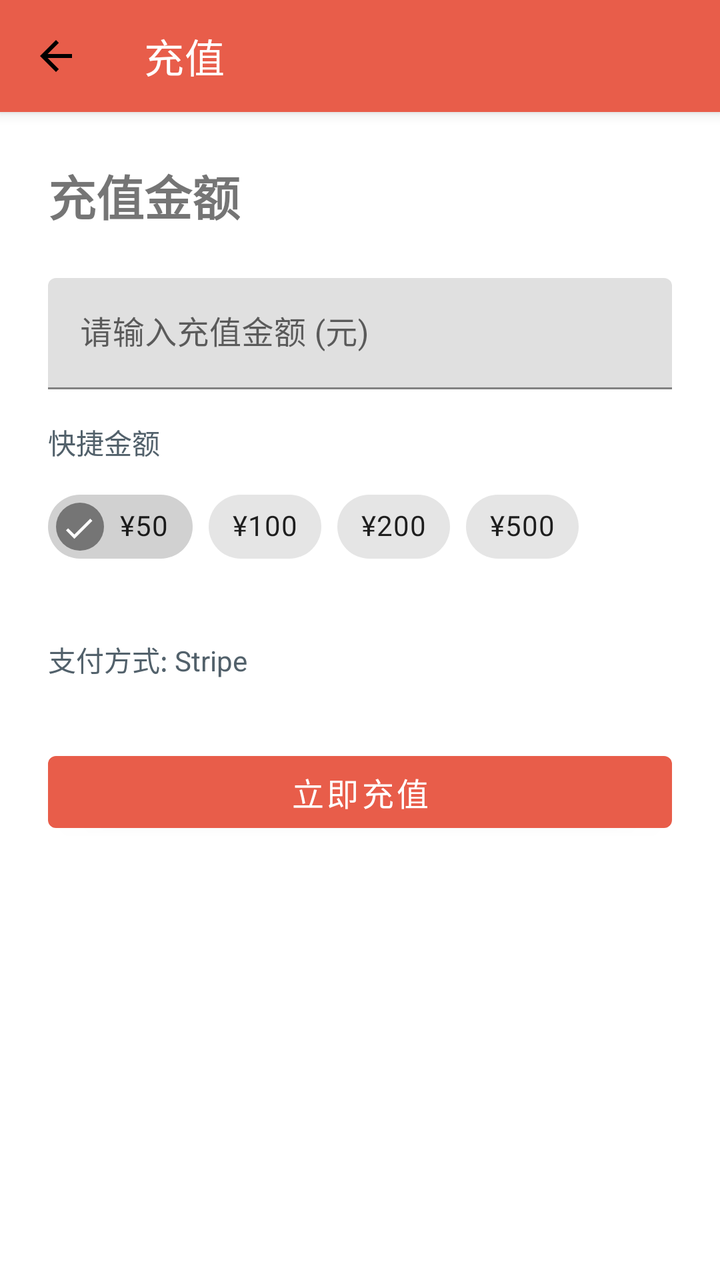
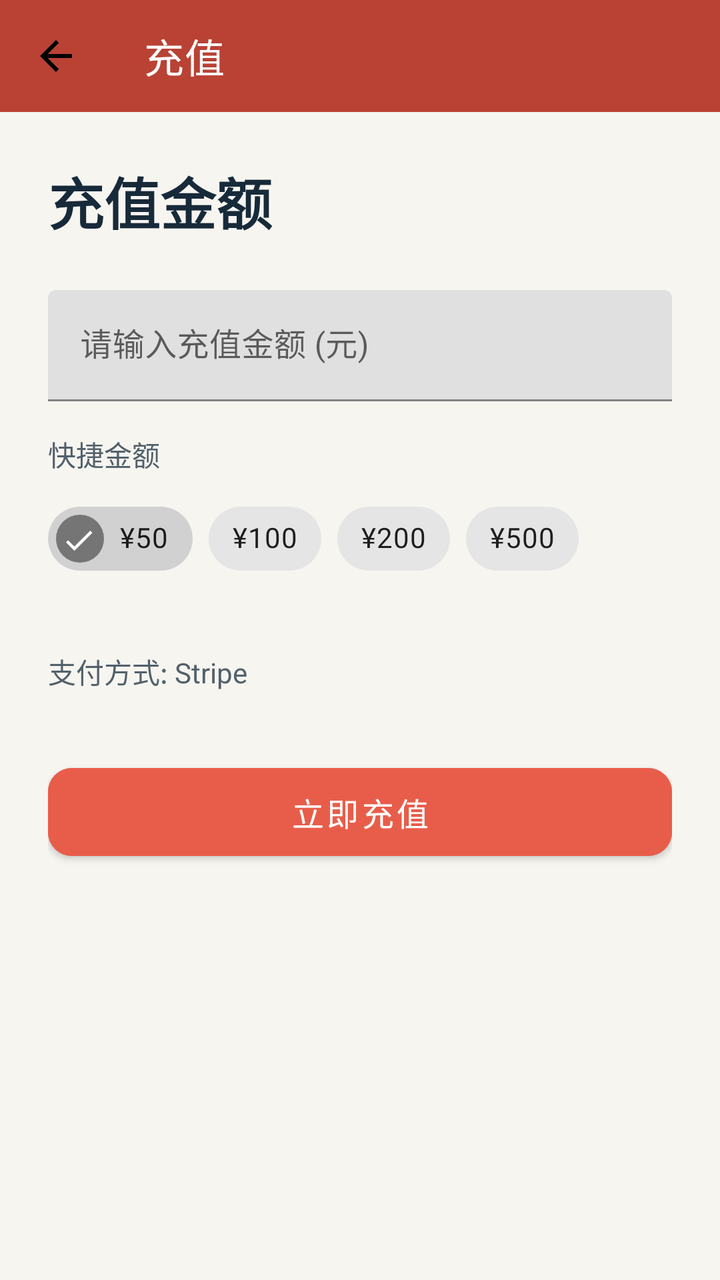

An Android layout rendered at two revisions. The XML below is the earlier revision; the diff shows what the commit changed to produce the second picture.
<!-- AndroidManifest.xml: activity theme Theme.WeightLossBetting -->
<!-- res/layout/activity_charge.xml -->
<?xml version="1.0" encoding="utf-8"?>
<LinearLayout xmlns:android="http://schemas.android.com/apk/res/android"
    xmlns:app="http://schemas.android.com/apk/res-auto"
    android:layout_width="match_parent"
    android:layout_height="match_parent"
    android:orientation="vertical">

    <com.google.android.material.appbar.MaterialToolbar
        android:id="@+id/toolbar"
        android:layout_width="match_parent"
        android:layout_height="?attr/actionBarSize"
        android:background="?attr/colorPrimary"
        android:elevation="4dp"
        app:title="充值"
        app:titleTextColor="@android:color/white"
        app:navigationIcon="@drawable/ic_arrow_back" />

    <LinearLayout
        android:layout_width="match_parent"
        android:layout_height="wrap_content"
        android:orientation="vertical"
        android:padding="24dp">

        <TextView
            android:layout_width="wrap_content"
            android:layout_height="wrap_content"
            android:text="充值金额"
            android:textSize="24sp"
            android:textStyle="bold"
            android:layout_marginBottom="24dp" />

        
        <com.google.android.material.textfield.TextInputLayout
            android:layout_width="match_parent"
            android:layout_height="wrap_content"
            android:hint="请输入充值金额 (元)"
            android:layout_marginBottom="16dp">

            <com.google.android.material.textfield.TextInputEditText
                android:id="@+id/etAmount"
                android:layout_width="match_parent"
                android:layout_height="wrap_content"
                android:inputType="numberDecimal" />
        </com.google.android.material.textfield.TextInputLayout>

        
        <TextView
            android:layout_width="wrap_content"
            android:layout_height="wrap_content"
            android:text="快捷金额"
            android:textSize="14sp"
            android:textColor="@color/xui_config_color_text_content"
            android:layout_marginBottom="8dp" />

        <com.google.android.material.chip.ChipGroup
            android:id="@+id/chipGroupAmount"
            android:layout_width="match_parent"
            android:layout_height="wrap_content"
            android:layout_marginBottom="32dp"
            app:singleSelection="true"
            app:checkedChip="@id/chip50">

            <com.google.android.material.chip.Chip
                android:id="@+id/chip50"
                android:layout_width="wrap_content"
                android:layout_height="wrap_content"
                android:text="¥50"
                android:checkable="true" />

            <com.google.android.material.chip.Chip
                android:id="@+id/chip100"
                android:layout_width="wrap_content"
                android:layout_height="wrap_content"
                android:text="¥100"
                android:checkable="true" />

            <com.google.android.material.chip.Chip
                android:id="@+id/chip200"
                android:layout_width="wrap_content"
                android:layout_height="wrap_content"
                android:text="¥200"
                android:checkable="true" />

            <com.google.android.material.chip.Chip
                android:id="@+id/chip500"
                android:layout_width="wrap_content"
                android:layout_height="wrap_content"
                android:text="¥500"
                android:checkable="true" />

        </com.google.android.material.chip.ChipGroup>

        
        <TextView
            android:layout_width="wrap_content"
            android:layout_height="wrap_content"
            android:text="支付方式: Stripe"
            android:textSize="14sp"
            android:textColor="@color/xui_config_color_text_content"
            android:layout_marginBottom="32dp" />

        
        <Button
            android:id="@+id/btnCharge"
            android:layout_width="match_parent"
            android:layout_height="wrap_content"
            android:text="立即充值"
            android:textSize="16sp" />

        
        <ProgressBar
            android:id="@+id/progressBar"
            android:layout_width="wrap_content"
            android:layout_height="wrap_content"
            android:layout_gravity="center"
            android:layout_marginTop="16dp"
            android:visibility="gone" />

    </LinearLayout>

</LinearLayout>
<!-- resources referenced by this layout -->
<resources>
  <color name="xui_config_color_text_content">#FF52616B</color>
  <!-- drawable ic_arrow_back (drawable) -->
  <vector xmlns:android="http://schemas.android.com/apk/res/android"
      android:width="24dp"
      android:height="24dp"
      android:viewportWidth="24"
      android:viewportHeight="24">
      <path
          android:fillColor="#000000"
          android:pathData="M20,11H7.83l5.59,-5.59L12,4l-8,8 8,8 1.41,-1.41L7.83,13H20v-2z"/>
  </vector>
  <style name="Theme.WeightLossBetting" parent="Theme.MaterialComponents.Light.NoActionBar">
          <item name="colorPrimary">@color/brand_primary</item>
          <item name="colorPrimaryDark">@color/brand_primary_dark</item>
          <item name="colorAccent">@color/brand_accent</item>
          <item name="android:statusBarColor">@color/brand_primary_dark</item>
          <item name="android:navigationBarColor">@color/brand_background</item>
          <item name="android:windowLightStatusBar">false</item>
          <item name="android:windowLightNavigationBar">true</item>
          
          
          <item name="XUIThemeStyle">@style/XUITheme.Phone</item>
      </style>
  <color name="brand_primary">#FFE85D4A</color>
  <color name="brand_primary_dark">#FFB94235</color>
  <color name="brand_accent">#FF2E9D87</color>
  <color name="brand_background">#FFF7F5F0</color>
</resources>

<!-- the commit's change to res/layout/activity_charge.xml (unified diff, before → after) -->
@@ -3,14 +3,15 @@
     xmlns:app="http://schemas.android.com/apk/res-auto"
     android:layout_width="match_parent"
     android:layout_height="match_parent"
-    android:orientation="vertical">
+    android:orientation="vertical"
+    android:background="@color/brand_background">
 
     <com.google.android.material.appbar.MaterialToolbar
         android:id="@+id/toolbar"
         android:layout_width="match_parent"
         android:layout_height="?attr/actionBarSize"
-        android:background="?attr/colorPrimary"
-        android:elevation="4dp"
+        android:background="@color/brand_primary_dark"
+        android:elevation="0dp"
         app:title="充值"
         app:titleTextColor="@android:color/white"
         app:navigationIcon="@drawable/ic_arrow_back" />
@@ -25,7 +26,8 @@
             android:layout_width="wrap_content"
             android:layout_height="wrap_content"
             android:text="充值金额"
-            android:textSize="24sp"
+            android:textColor="@color/brand_text"
+            android:textSize="28sp"
             android:textStyle="bold"
             android:layout_marginBottom="24dp" />
 
@@ -49,7 +51,7 @@
             android:layout_height="wrap_content"
             android:text="快捷金额"
             android:textSize="14sp"
-            android:textColor="@color/xui_config_color_text_content"
+            android:textColor="@color/brand_text_secondary"
             android:layout_marginBottom="8dp" />
 
         <com.google.android.material.chip.ChipGroup
@@ -100,12 +102,16 @@
             android:layout_marginBottom="32dp" />
 
         
-        <Button
+        <com.google.android.material.button.MaterialButton
             android:id="@+id/btnCharge"
             android:layout_width="match_parent"
-            android:layout_height="wrap_content"
+            android:layout_height="56dp"
             android:text="立即充值"
-            android:textSize="16sp" />
+            android:textSize="16sp"
+            android:textAllCaps="false"
+            android:textColor="@color/white"
+            android:backgroundTint="@color/brand_primary"
+            app:cornerRadius="12dp" />
 
         
         <ProgressBar
<!-- resource entries referenced after the edit -->
@@ -25,6 +25,9 @@
       </style>
   <color name="brand_primary">#FFE85D4A</color>
   <color name="brand_primary_dark">#FFB94235</color>
+  <color name="brand_text">#FF172A3A</color>
+  <color name="brand_text_secondary">#FF52616B</color>
+  <color name="white">#FFFFFFFF</color>
   <color name="brand_accent">#FF2E9D87</color>
   <color name="brand_background">#FFF7F5F0</color>
 </resources>
